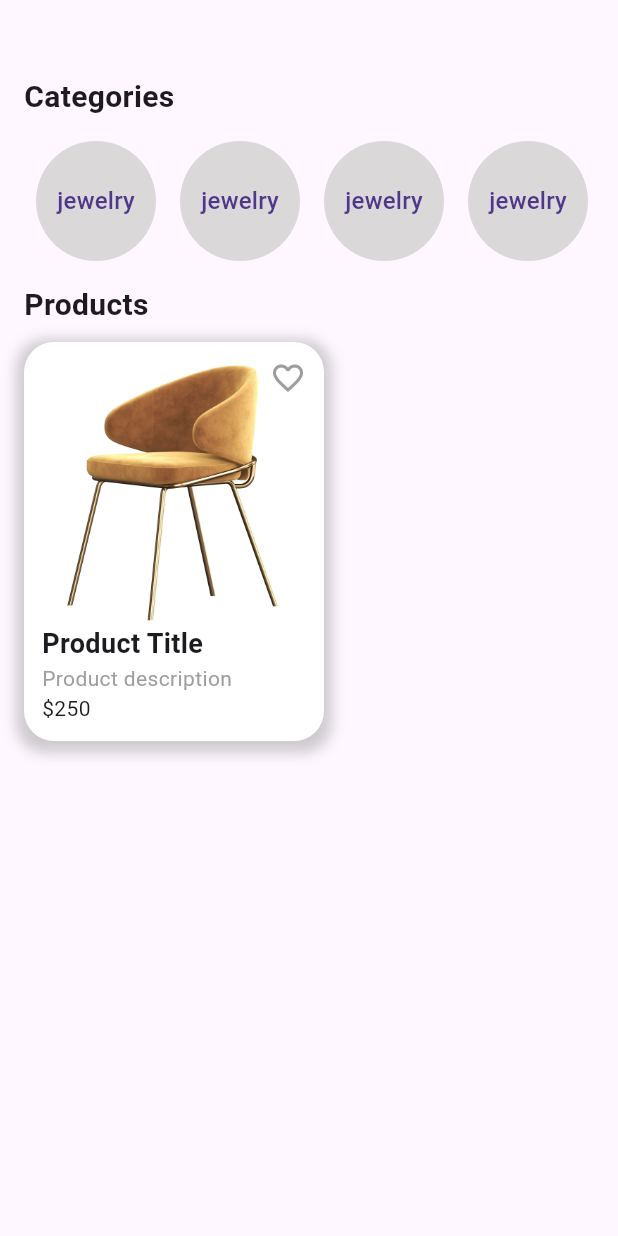
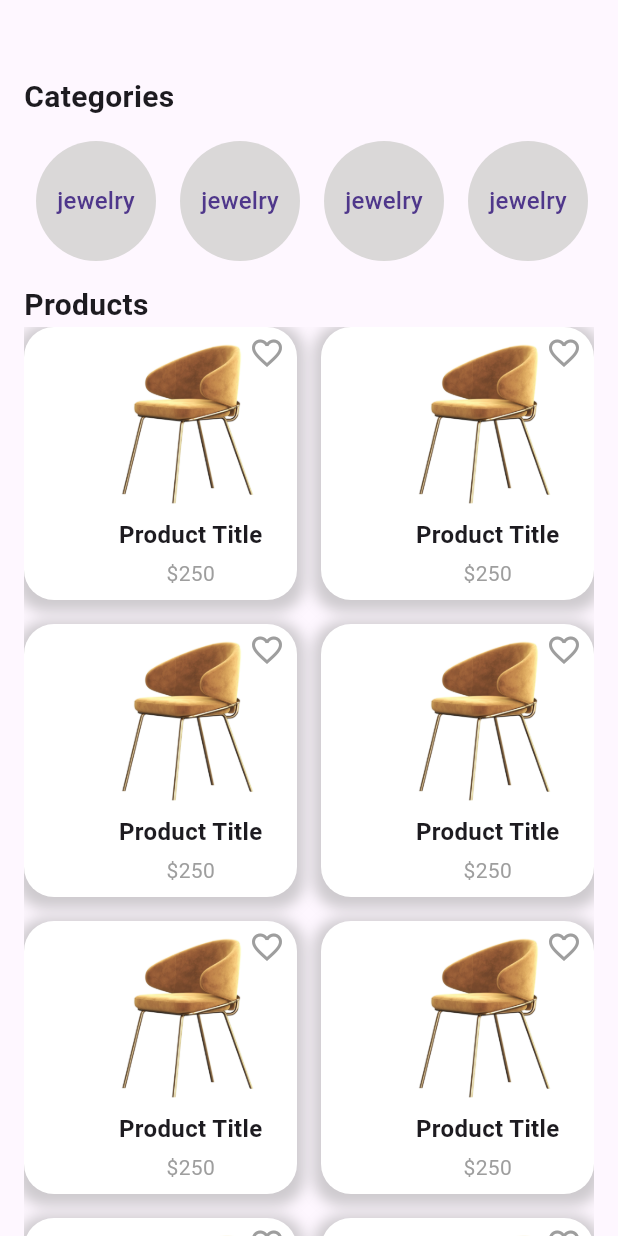
Before and after one commit to Nadeennoshy/simple_store_app, a Flutter app: the screen it shows after launch, on a phone screen of 412 x 824 dp. Run offline on Flutter 3.47's test engine with Material 3 defaults, Android fonts, the phone set to English and light mode, and no system bars.

Commit message:
create products listview

```diff
--- a/lib/views/home_view.dart
+++ b/lib/views/home_view.dart
@@ -1,6 +1,6 @@
 import 'package:flutter/material.dart';
 import 'package:simple_store_app/widgets/categories_list_view.dart';
-import 'package:simple_store_app/widgets/product_item.dart';
+import 'package:simple_store_app/widgets/products_grid_view.dart';
 
 class HomeView extends StatelessWidget {
   const HomeView({super.key});
@@ -33,10 +33,7 @@ class HomeView extends StatelessWidget {
               'Products',
               style: TextStyle(fontWeight: FontWeight.bold, fontSize: 20),
             ),
-            SizedBox(
-              height: 10,
-            ),
-            ProductItem()
+            Expanded(child: ProductsGridView()),
           ],
         ),
       ),
--- a/lib/widgets/product_item.dart
+++ b/lib/widgets/product_item.dart
@@ -6,7 +6,6 @@ class ProductItem extends StatelessWidget {
   @override
   Widget build(BuildContext context) {
     return Container(
-      width: 200,
       decoration: BoxDecoration(
         color: Colors.white,
         borderRadius: BorderRadius.circular(20),
@@ -15,37 +14,53 @@ class ProductItem extends StatelessWidget {
             color: Colors.grey.withOpacity(0.5),
             spreadRadius: 5,
             blurRadius: 7,
-            offset: Offset(0, 3),
+            offset: const Offset(0, 3),
           ),
         ],
       ),
-      child: Padding(
-        padding: const EdgeInsets.all(12.0),
+      child: Stack(
+        alignment: AlignmentDirectional.topEnd,
+        children: [
+          Padding(
+            padding: const EdgeInsets.only(top: 10, right: 15),
             child: Column(
               crossAxisAlignment: CrossAxisAlignment.start,
               children: [
-            Stack(
-              alignment: AlignmentDirectional.topEnd,
+                Expanded(
+                  child: Image.asset(
+                    'assets/images/2.jpg',
+                    fit: BoxFit.fill,
+                  ),
+                ),
+                const Padding(
+                  padding: EdgeInsets.all(8.0),
+                  child: Column(
+                    // crossAxisAlignment: CrossAxisAlignment.start,
                     children: [
-                Image.asset('assets/images/2.jpg'),
-                const Icon(
-                  Icons.favorite_border,
+                      Text(
+                        'Product Title',
+                        style: TextStyle(
+                          fontWeight: FontWeight.bold,
+                          fontSize: 16.0,
+                        ),
+                      ),
+                      SizedBox(height: 4.0),
+                      Text(
+                        '\$250',
+                        style: TextStyle(
                           color: Colors.grey,
-                )
+                          fontSize: 14.0,
+                        ),
+                      ),
                     ],
                   ),
-            const Text('Product Title',
-                style: TextStyle(
-                  fontSize: 18,
-                  fontWeight: FontWeight.bold,
-                )),
-            const Text(
-              'Product description',
-              style: TextStyle(color: Colors.grey),
                 ),
-            const Text('\$250')
               ],
             ),
+          ),
+          const Positioned(
+              top: 5, right: 8, child: Icon(Icons.favorite_border_outlined,color: Colors.grey,)),
+        ],
       ),
     );
   }
--- /dev/null
+++ b/lib/widgets/products_grid_view.dart
@@ -0,0 +1,20 @@
+import 'package:flutter/material.dart';
+import 'package:simple_store_app/widgets/product_item.dart';
+
+class ProductsGridView extends StatelessWidget {
+  const ProductsGridView({super.key});
+
+  @override
+  Widget build(BuildContext context) {
+    return GridView.builder(
+        itemCount: 18,
+        gridDelegate: const SliverGridDelegateWithFixedCrossAxisCount(
+          crossAxisCount: 2,
+          crossAxisSpacing: 16,
+          mainAxisSpacing: 16,
+        ),
+        itemBuilder: (context, index) {
+          return const ProductItem();
+        });
+  }
+}
```
Lines whose indentation alone changed are shown as unchanged.
